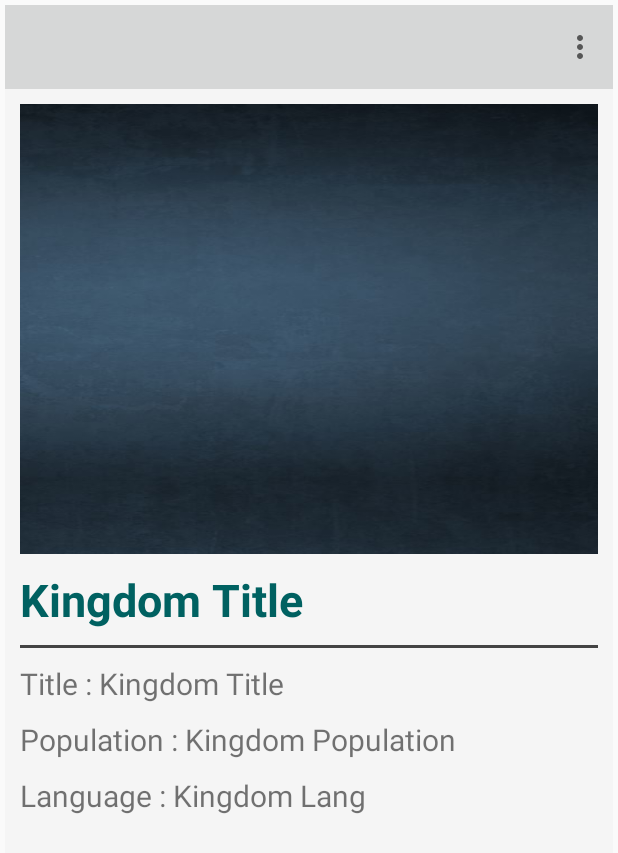
After one commit to karantech9/Myriad-Internship-Challenge, an Android app: the fragment KingdomViewPagerFragment placed in its activity, on a phone screen of 412 x 824 dp. The commit adds this screen. Shown: the top 853 px of the screen. Run offline under Robolectric (Android 15) with nearby library versions, the phone set to English and light mode, and no system bars; our stand-ins replace Picasso; pictures from the network do not load; 7 statements that could not run were skipped.

Commit message:
Added ViewPager to display Kingdom & QuestData

```diff
--- a/app/src/main/java/com/example/karan92/fandroidmic/AdapterForKingdoms.java
+++ b/app/src/main/java/com/example/karan92/fandroidmic/AdapterForKingdoms.java
@@ -78,6 +78,7 @@ public class AdapterForKingdoms extends RecyclerView.Adapter<AdapterForKingdoms.
 
         public void bindMovieData(Kingdoms kingdom)
         {
+
             kingdomTitle.setText(kingdom.getName());
             Picasso.with(kingdomImage.getContext())
                     .load(kingdom.getImage())
--- a/app/src/main/java/com/example/karan92/fandroidmic/KingdomActivity.java
+++ b/app/src/main/java/com/example/karan92/fandroidmic/KingdomActivity.java
@@ -28,7 +28,7 @@ public class KingdomActivity extends ActionBarActivity  {
     protected void onCreate(Bundle savedInstanceState) {
         super.onCreate(savedInstanceState);
         setContentView(R.layout.activity_kingdom);
-
+        overridePendingTransition(R.anim.slide_in_left, R.anim.slide_out_left);
         //setting up toolbar
         mToolbar = (Toolbar)findViewById(R.id.toolbar);
         setSupportActionBar(mToolbar);
--- a/app/src/main/java/com/example/karan92/fandroidmic/KingdomBackgroundTask.java
+++ b/app/src/main/java/com/example/karan92/fandroidmic/KingdomBackgroundTask.java
@@ -20,6 +20,7 @@ public class KingdomBackgroundTask extends AsyncTask<Void,Void,Boolean> {
     AdapterForKingdoms mAdapterForKingdoms;
     Activity activity;
     RecyclerView mRecyclerView;
+    Kingdoms kingdom;
 
     KingdomBackgroundTask(Activity activity, RecyclerView mRecyclerView){
         this.activity = activity;
@@ -35,12 +36,13 @@ public class KingdomBackgroundTask extends AsyncTask<Void,Void,Boolean> {
 
             RetrofitService service = restAdapter.create(RetrofitService.class);
             kingdoms = service.getKingdoms();
+
             if(kingdoms.isEmpty()) throw new Exception();
         } catch (Exception e) {
             e.printStackTrace();
             return false;
         }
-        return true;
+       return true;
     }
 
     @Override
@@ -52,7 +54,9 @@ public class KingdomBackgroundTask extends AsyncTask<Void,Void,Boolean> {
                 mAdapterForKingdoms.SetOnItemClickListener(new AdapterForKingdoms.OnItemClickListner() {
                     @Override
                     public void onItemClick(View view, int position) {
+                        String kingdomID = kingdoms.get(position).getId();
                         Intent i = new Intent(activity,KingdomViewPagerActtivity.class);
+                        i.putExtra("kingdomID", kingdomID);
                         activity.startActivity(i);
 
                     }
--- /dev/null
+++ b/app/src/main/java/com/example/karan92/fandroidmic/KingdomViewPagerFragment.java
@@ -0,0 +1,68 @@
+package com.example.karan92.fandroidmic;
+
+
+import android.os.Bundle;
+import android.support.v4.app.Fragment;
+import android.view.LayoutInflater;
+import android.view.View;
+import android.view.ViewGroup;
+import android.widget.ImageView;
+import android.widget.TextView;
+
+import com.squareup.picasso.Picasso;
+
+
+/**
+ * A simple {@link Fragment} subclass.
+ */
+public class KingdomViewPagerFragment extends Fragment {
+
+
+    public KingdomViewPagerFragment() {
+        // Required empty public constructor
+    }
+
+    public static KingdomViewPagerFragment newInstance(Kingdoms kingdom)
+    {
+        KingdomViewPagerFragment fragment = new KingdomViewPagerFragment();
+        Bundle kingdomFragment = new Bundle(0);
+        kingdomFragment.putString("kingdomId", kingdom.getId());
+        kingdomFragment.putString("kingdomName", kingdom.getName());
+        kingdomFragment.putString("kingdomClimate", kingdom.getClimate());
+        kingdomFragment.putString("kingdomPopulation", kingdom.getPopulation());
+        kingdomFragment.putString("kingdomLanguage", kingdom.getLanguage());
+        kingdomFragment.putString("kingdomImage", kingdom.getImage());
+        fragment.setArguments(kingdomFragment);
+        return fragment;
+    }
+
+
+    @Override
+    public View onCreateView(LayoutInflater inflater, ViewGroup container,
+                             Bundle savedInstanceState) {
+        ViewGroup rootView = (ViewGroup) inflater.inflate(
+                R.layout.fragment_kingdom_name, container, false);
+
+
+        //Get the views in fragment
+        TextView mKingdomTitle = (TextView) rootView.findViewById(R.id.kingdomTitle);
+        TextView mKingdomClimate = (TextView) rootView.findViewById(R.id.kingdomClimateR);
+        TextView mKingdomPopulation = (TextView) rootView.findViewById(R.id.kingdomPopulationR);
+        TextView mKingdomLanguage = (TextView) rootView.findViewById(R.id.kingdomLangR);
+        ImageView mKingdomImage = (ImageView) rootView.findViewById(R.id.kingdomImg);
+
+        mKingdomTitle.setText(getArguments().getString("kingdomName"));
+        mKingdomClimate.setText(getArguments().getString("kingdomClimate"));
+        mKingdomPopulation.setText(getArguments().getString("kingdomPopulation"));
+        mKingdomLanguage.setText(getArguments().getString("kingdomLanguage"));
+
+        Picasso.with(mKingdomImage.getContext())
+                .load(getArguments().getString("kingdomImage"))
+                .placeholder(R.drawable.progress_animation)
+                .into(mKingdomImage);
+
+        return rootView;
+    }
+
+
+}
--- a/app/src/main/java/com/example/karan92/fandroidmic/RetrofitService.java
+++ b/app/src/main/java/com/example/karan92/fandroidmic/RetrofitService.java
@@ -7,6 +7,7 @@ import retrofit.http.Field;
 import retrofit.http.FormUrlEncoded;
 import retrofit.http.GET;
 import retrofit.http.POST;
+import retrofit.http.Path;
 
 /**
  * Created by Karan92 on 3/15/2015.
@@ -20,6 +21,9 @@ public interface RetrofitService {
     @GET("/api/v1/kingdoms")
     List<Kingdoms> getKingdoms();
 
+    @GET("/api/v1/kingdoms/{id}")
+    Kingdoms getQuests(@Path("id") String kingdomID);
+
 
 
 }
--- a/app/src/main/res/layout/activity_kingdom_view_pager_acttivity.xml
+++ b/app/src/main/res/layout/activity_kingdom_view_pager_acttivity.xml
@@ -2,6 +2,7 @@
     xmlns:android="http://schemas.android.com/apk/res/android"
     xmlns:tools="http://schemas.android.com/tools"
     android:id="@+id/pager"
+    android:background="@color/button_material_light"
     android:layout_width="match_parent"
     android:layout_height="match_parent"
     tools:context="com.example.karan92.fandroidmic.KingdomViewPagerActtivity"/>
--- /dev/null
+++ b/app/src/main/res/layout/fragment_kingdom_name.xml
@@ -0,0 +1,106 @@
+<?xml version="1.0" encoding="utf-8"?>
+<RelativeLayout xmlns:android="http://schemas.android.com/apk/res/android"
+    android:orientation="vertical" android:layout_width="match_parent"
+    android:background="@color/primary_material_light"
+    android:layout_height="match_parent">
+
+    <ImageView
+        android:id="@+id/kingdomImg"
+        android:layout_margin="10dp"
+        android:layout_width="match_parent"
+        android:layout_height="300dp"
+        android:scaleType="fitXY"
+        android:src="@drawable/background"/>
+
+    <TextView
+        android:layout_below="@+id/kingdomImg"
+        android:id="@+id/kingdomTitle"
+        android:layout_width="match_parent"
+        android:layout_height="wrap_content"
+        android:layout_marginLeft="10dp"
+        android:layout_marginRight="10dp"
+        android:layout_marginBottom="10dp"
+        android:textStyle="bold"
+        android:textSize="30dp"
+        android:textColor="#006161"
+        android:text="Kingdom Title"/>
+
+    <View
+        android:layout_below="@+id/kingdomTitle"
+        android:id="@+id/hLine"
+
+        android:layout_marginLeft="10dp"
+        android:layout_marginRight="10dp"
+        android:layout_marginBottom="10dp"
+        android:layout_width="fill_parent"
+        android:layout_height="2dp"
+        android:background="#444"/>
+
+    <TextView
+        android:layout_below="@+id/hLine"
+        android:id="@+id/kingdomClimate"
+        android:layout_width="wrap_content"
+        android:layout_height="wrap_content"
+        android:layout_marginLeft="10dp"
+        android:layout_marginBottom="10dp"
+        android:textSize="20dp"
+        android:text="Title : "/>
+
+
+    <TextView
+        android:layout_below="@+id/hLine"
+        android:layout_toRightOf="@+id/kingdomClimate"
+        android:id="@+id/kingdomClimateR"
+        android:layout_width="match_parent"
+        android:layout_height="wrap_content"
+        android:layout_marginRight="10dp"
+        android:layout_marginBottom="10dp"
+        android:textSize="20dp"
+        android:text="Kingdom Title"/>
+
+    <TextView
+        android:layout_below="@+id/kingdomClimate"
+        android:id="@+id/kingdomPopulation"
+        android:layout_width="wrap_content"
+        android:layout_height="wrap_content"
+        android:layout_marginLeft="10dp"
+        android:layout_marginBottom="10dp"
+        android:textSize="20dp"
+        android:text="Population : "/>
+
+
+    <TextView
+        android:layout_below="@+id/kingdomClimate"
+        android:layout_toRightOf="@+id/kingdomPopulation"
+        android:id="@+id/kingdomPopulationR"
+        android:layout_width="match_parent"
+        android:layout_height="wrap_content"
+        android:layout_marginRight="10dp"
+        android:layout_marginBottom="10dp"
+        android:textSize="20dp"
+        android:text="Kingdom Population"/>
+
+    <TextView
+        android:layout_below="@+id/kingdomPopulation"
+        android:id="@+id/kingdomLang"
+        android:layout_width="wrap_content"
+        android:layout_height="wrap_content"
+        android:layout_marginLeft="10dp"
+        android:layout_marginBottom="10dp"
+        android:textSize="20dp"
+        android:text="Language : "/>
+
+
+    <TextView
+        android:layout_below="@+id/kingdomPopulation"
+        android:layout_toRightOf="@+id/kingdomLang"
+        android:id="@+id/kingdomLangR"
+        android:layout_width="match_parent"
+        android:layout_height="wrap_content"
+        android:layout_marginRight="10dp"
+        android:layout_marginBottom="10dp"
+        android:textSize="20dp"
+        android:text="Kingdom Lang"/>
+
+
+</RelativeLayout>
```
Also changed, not shown: app/src/main/java/com/example/karan92/fandroidmic/AdapterForViewPagerFragments.java (added, +31 -0 lines), app/src/main/java/com/example/karan92/fandroidmic/KingdomViewPagerActtivity.java (+78 -1 lines), app/src/main/java/com/example/karan92/fandroidmic/Kingdoms.java (+53 -0 lines), app/src/main/java/com/example/karan92/fandroidmic/QuestViewPagerFragment.java (added, +74 -0 lines), app/src/main/res/layout/fragment_quest_names.xml (added, +88 -0 lines).
